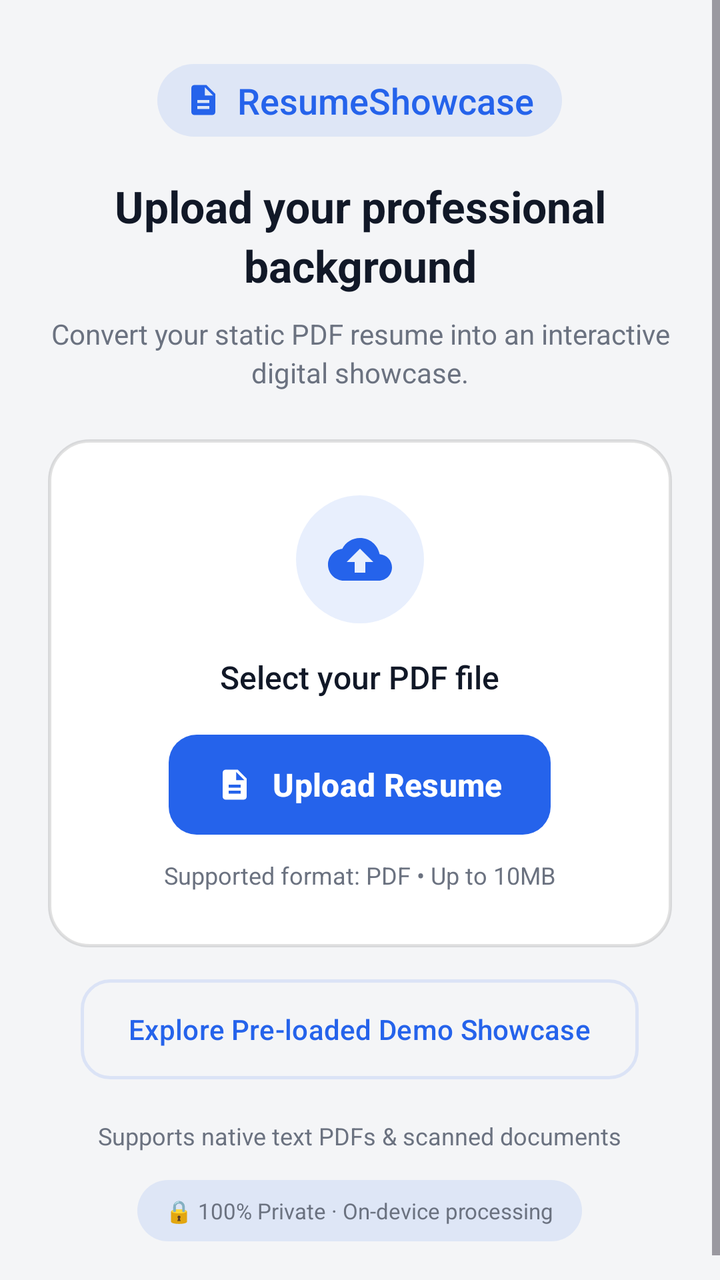
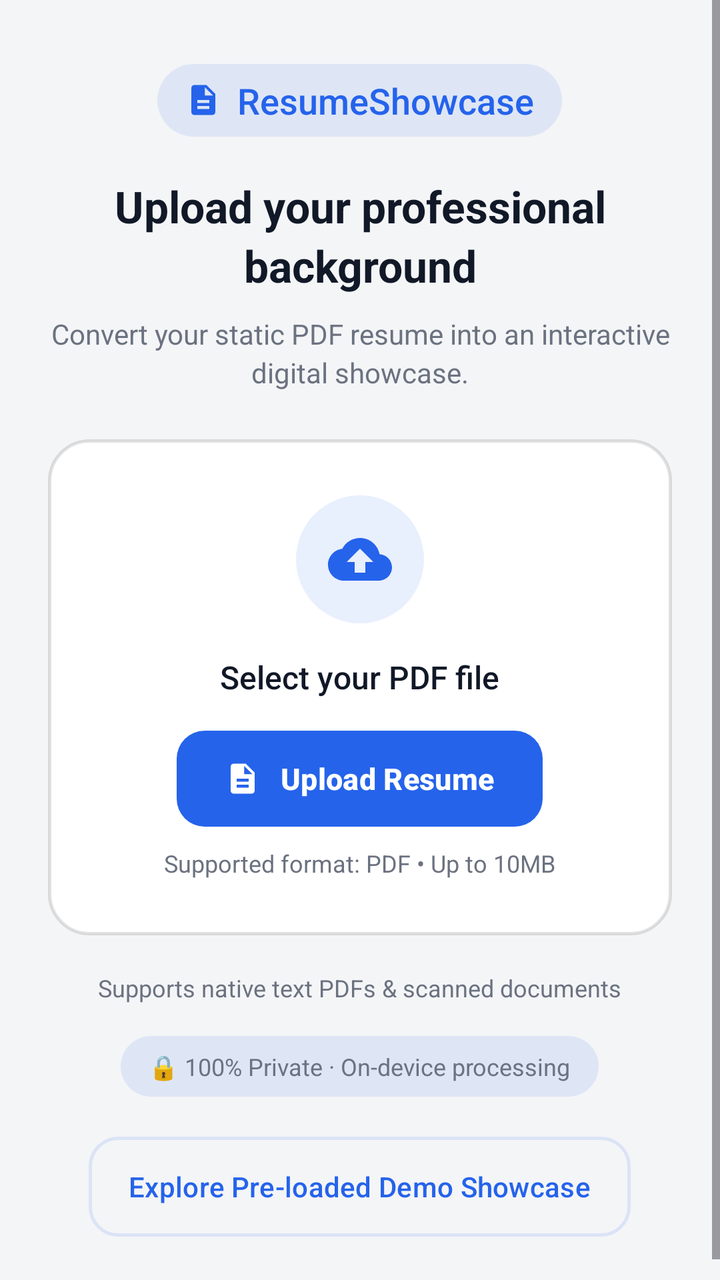

Before-and-after screenshots of an Android layout around one commit, followed by the original layout XML and the change that was made.
<!-- AndroidManifest.xml: application theme Theme.MyApplication -->
<!-- res/layout/layout_cold_start.xml -->
<?xml version="1.0" encoding="utf-8"?>
<ScrollView xmlns:android="http://schemas.android.com/apk/res/android"
    xmlns:app="http://schemas.android.com/apk/res-auto"
    android:id="@+id/scroll_cold_start"
    android:layout_width="match_parent"
    android:layout_height="match_parent"
    android:background="@color/app_background"
    android:fillViewport="true"
    android:overScrollMode="ifContentScrolls">

    
    <LinearLayout
        android:layout_width="match_parent"
        android:layout_height="wrap_content"
        android:gravity="center"
        android:orientation="vertical"
        android:paddingHorizontal="24dp"
        android:paddingVertical="32dp">

        
        <LinearLayout
            android:layout_width="wrap_content"
            android:layout_height="wrap_content"
            android:background="@drawable/bg_pill_badge"
            android:gravity="center_vertical"
            android:orientation="horizontal"
            android:paddingStart="14dp"
            android:paddingTop="6dp"
            android:paddingEnd="14dp"
            android:paddingBottom="6dp">

            <ImageView
                android:layout_width="18dp"
                android:layout_height="18dp"
                android:contentDescription="@null"
                android:src="@drawable/ic_description" />

            <TextView
                android:id="@+id/tv_app_title"
                android:layout_width="wrap_content"
                android:layout_height="wrap_content"
                android:layout_marginStart="8dp"
                android:fontFamily="sans-serif-medium"
                android:text="@string/cold_start_app_title"
                android:textColor="@color/app_primary"
                android:textSize="18sp" />
        </LinearLayout>

        
        <LinearLayout
            android:id="@+id/layout_header"
            android:layout_width="match_parent"
            android:layout_height="wrap_content"
            android:layout_marginTop="20dp"
            android:layout_marginBottom="24dp"
            android:gravity="center"
            android:orientation="vertical">

            
            <TextView
                android:id="@+id/tv_headline"
                android:layout_width="wrap_content"
                android:layout_height="wrap_content"
                android:fontFamily="sans-serif"
                android:gravity="center"
                android:lineSpacingExtra="4dp"
                android:text="@string/cold_start_headline"
                android:textColor="@color/app_text_primary"
                android:textSize="22sp"
                android:textStyle="bold" />

            
            <TextView
                android:id="@+id/tv_subtitle"
                android:layout_width="wrap_content"
                android:layout_height="wrap_content"
                android:layout_marginTop="10dp"
                android:fontFamily="sans-serif"
                android:gravity="center"
                android:lineSpacingExtra="3dp"
                android:maxWidth="340dp"
                android:text="@string/cold_start_subtitle"
                android:textColor="@color/app_text_muted"
                android:textSize="14sp" />
        </LinearLayout>

        
        
        <LinearLayout
            android:id="@+id/card_dropzone"
            android:layout_width="match_parent"
            android:layout_height="wrap_content"
            android:maxWidth="400dp"
            android:background="@drawable/bg_dropzone_card"
            android:clickable="true"
            android:elevation="4dp"
            android:focusable="true"
            android:gravity="center"
            android:orientation="vertical"
            android:outlineProvider="background"
            android:paddingHorizontal="24dp"
            android:paddingVertical="28dp">

            
            <FrameLayout
                android:layout_width="64dp"
                android:layout_height="64dp"
                android:background="@drawable/bg_upload_icon">

                <ImageView
                    android:layout_width="32dp"
                    android:layout_height="32dp"
                    android:layout_gravity="center"
                    android:contentDescription="@null"
                    android:src="@drawable/ic_cloud_upload" />
            </FrameLayout>

            <TextView
                android:id="@+id/tv_dropzone_title"
                android:layout_width="wrap_content"
                android:layout_height="wrap_content"
                android:layout_marginTop="16dp"
                android:fontFamily="sans-serif-medium"
                android:text="@string/cold_start_dropzone_title"
                android:textColor="@color/app_text_primary"
                android:textSize="16sp" />

            
            <com.google.android.material.button.MaterialButton
                android:id="@+id/btn_upload_pdf"
                android:layout_width="wrap_content"
                android:layout_height="50dp"
                android:layout_gravity="center_horizontal"
                android:minHeight="48dp"
                android:minWidth="180dp"
                android:layout_marginTop="18dp"
                android:background="@drawable/bg_button_primary"
                app:backgroundTint="@null"
                app:icon="@drawable/ic_description"
                app:iconTint="@android:color/white"
                app:iconGravity="textStart"
                app:iconPadding="10dp"
                android:fontFamily="sans-serif-medium"
                android:gravity="center"
                android:paddingHorizontal="24dp"
                android:text="@string/cold_start_action_button"
                android:textAllCaps="false"
                android:textColor="#FFFFFF"
                android:textSize="16sp"
                android:textStyle="bold" />

            
            <TextView
                android:id="@+id/tv_file_limit_note"
                android:layout_width="wrap_content"
                android:layout_height="wrap_content"
                android:layout_marginTop="12dp"
                android:fontFamily="sans-serif"
                android:text="@string/cold_start_file_limit"
                android:textColor="@color/app_text_muted"
                android:textSize="12sp" />
        </LinearLayout>

        
        
        <Button
            android:id="@+id/btn_load_demo"
            android:layout_width="wrap_content"
            android:layout_height="50dp"
            android:layout_gravity="center_horizontal"
            android:minHeight="48dp"
            android:layout_marginTop="16dp"
            android:background="@drawable/bg_button_outlined"
            android:drawableStart="@drawable/ic_play"
            android:drawablePadding="10dp"
            android:fontFamily="sans-serif-medium"
            android:gravity="center"
            android:paddingHorizontal="24dp"
            android:text="@string/cold_start_demo_button"
            android:textAllCaps="false"
            android:textColor="@color/app_primary"
            android:textSize="14sp" />

        
        <TextView
            android:id="@+id/tv_format_note"
            android:layout_width="wrap_content"
            android:layout_height="wrap_content"
            android:layout_marginTop="20dp"
            android:fontFamily="sans-serif"
            android:gravity="center"
            android:paddingHorizontal="16dp"
            android:text="@string/cold_start_format_note"
            android:textColor="@color/app_text_muted"
            android:textSize="12sp" />

        
        <LinearLayout
            android:id="@+id/layout_privacy_note"
            android:layout_width="wrap_content"
            android:layout_height="wrap_content"
            android:layout_marginTop="14dp"
            android:background="@drawable/bg_pill_badge"
            android:gravity="center_vertical"
            android:orientation="horizontal"
            android:paddingHorizontal="14dp"
            android:paddingVertical="8dp">

            <TextView
                android:id="@+id/tv_privacy_note"
                android:layout_width="wrap_content"
                android:layout_height="wrap_content"
                android:fontFamily="sans-serif"
                android:text="@string/cold_start_privacy_note"
                android:textColor="@color/app_text_muted"
                android:textSize="11sp" />
        </LinearLayout>

    </LinearLayout>
</ScrollView>
<!-- resources referenced by this layout -->
<resources>
  <color name="app_background">#F4F5F7</color>
  <color name="app_primary">#2563EB</color>
  <color name="app_text_muted">#6B7280</color>
  <color name="app_text_primary">#111827</color>
  <!-- drawable bg_pill_badge (drawable) -->
  <?xml version="1.0" encoding="utf-8"?>
  <shape xmlns:android="http://schemas.android.com/apk/res/android"
      android:shape="rectangle">
      <corners android:radius="20dp" />
      <solid android:color="@color/app_primary_container" />
  </shape>
  <!-- drawable bg_upload_icon (drawable) -->
  <?xml version="1.0" encoding="utf-8"?>
  <shape xmlns:android="http://schemas.android.com/apk/res/android"
      android:shape="oval">
      <solid android:color="@color/app_primary_container" />
  </shape>
  <!-- drawable ic_play (drawable) -->
  <vector xmlns:android="http://schemas.android.com/apk/res/android"
      android:width="24dp"
      android:height="24dp"
      android:viewportWidth="24"
      android:viewportHeight="24">
      <path
          android:fillColor="@color/app_primary"
          android:pathData="M8,5v14l11,-7z" />
  </vector>
  <string name="cold_start_action_button">Upload Resume</string>
  <string name="cold_start_app_title">ResumeShowcase</string>
  <string name="cold_start_demo_button">Explore Pre-loaded Demo Showcase</string>
  <string name="cold_start_dropzone_title">Select your PDF file</string>
  <string name="cold_start_file_limit">Supported format: PDF • Up to 10MB</string>
  <string name="cold_start_format_note">Supports native text PDFs &amp; scanned documents</string>
  <string name="cold_start_headline">Upload your professional background</string>
  <string name="cold_start_privacy_note">🔒 100% Private · On-device processing</string>
  <string name="cold_start_subtitle">Convert your static PDF resume into an interactive digital showcase.</string>
  <color name="app_primary_container">#1A2563EB</color>
  <color name="app_border">#1E000000</color>
  <color name="app_surface">#FFFFFF</color>
  <color name="chip_bg_color">#F0F4F8</color>
  <color name="chip_text_color">#0F172A</color>
  <color name="chip_stroke_color">#CBD5E1</color>
  <style name="AppBottomSheetDialogTheme" parent="Theme.Material3.DayNight.BottomSheetDialog">
          <item name="colorSurfaceContainerLow">@color/app_surface</item>
          <item name="bottomSheetStyle">@style/AppModalBottomSheet</item>
      </style>
  <color name="chip_close_icon_tint">#64748B</color>
  <style name="AppModalBottomSheet" parent="Widget.Material3.BottomSheet.Modal">
          <item name="backgroundTint">@color/app_surface</item>
      </style>
  <!-- unchanged entries left out for length: 7 -->
</resources>

<!-- the commit's change to res/layout/layout_cold_start.xml (unified diff, before → after) -->
@@ -129,11 +129,11 @@
             <com.google.android.material.button.MaterialButton
                 android:id="@+id/btn_upload_pdf"
                 android:layout_width="wrap_content"
-                android:layout_height="50dp"
+                android:layout_height="48dp"
                 android:layout_gravity="center_horizontal"
                 android:minHeight="48dp"
-                android:minWidth="180dp"
-                android:layout_marginTop="18dp"
+                android:minWidth="140dp"
+                android:layout_marginTop="16dp"
                 android:background="@drawable/bg_button_primary"
                 app:backgroundTint="@null"
                 app:icon="@drawable/ic_description"
@@ -146,7 +146,7 @@
                 android:text="@string/cold_start_action_button"
                 android:textAllCaps="false"
                 android:textColor="#FFFFFF"
-                android:textSize="16sp"
+                android:textSize="15sp"
                 android:textStyle="bold" />
 
             
@@ -154,7 +154,7 @@
                 android:id="@+id/tv_file_limit_note"
                 android:layout_width="wrap_content"
                 android:layout_height="wrap_content"
-                android:layout_marginTop="12dp"
+                android:layout_marginTop="10dp"
                 android:fontFamily="sans-serif"
                 android:text="@string/cold_start_file_limit"
                 android:textColor="@color/app_text_muted"
@@ -162,31 +162,11 @@
         </LinearLayout>
 
         
-        
-        <Button
-            android:id="@+id/btn_load_demo"
-            android:layout_width="wrap_content"
-            android:layout_height="50dp"
-            android:layout_gravity="center_horizontal"
-            android:minHeight="48dp"
-            android:layout_marginTop="16dp"
-            android:background="@drawable/bg_button_outlined"
-            android:drawableStart="@drawable/ic_play"
-            android:drawablePadding="10dp"
-            android:fontFamily="sans-serif-medium"
-            android:gravity="center"
-            android:paddingHorizontal="24dp"
-            android:text="@string/cold_start_demo_button"
-            android:textAllCaps="false"
-            android:textColor="@color/app_primary"
-            android:textSize="14sp" />
-
-        
         <TextView
             android:id="@+id/tv_format_note"
             android:layout_width="wrap_content"
             android:layout_height="wrap_content"
-            android:layout_marginTop="20dp"
+            android:layout_marginTop="18dp"
             android:fontFamily="sans-serif"
             android:gravity="center"
             android:paddingHorizontal="16dp"
@@ -199,12 +179,12 @@
             android:id="@+id/layout_privacy_note"
             android:layout_width="wrap_content"
             android:layout_height="wrap_content"
-            android:layout_marginTop="14dp"
+            android:layout_marginTop="16dp"
             android:background="@drawable/bg_pill_badge"
             android:gravity="center_vertical"
             android:orientation="horizontal"
             android:paddingHorizontal="14dp"
-            android:paddingVertical="8dp">
+            android:paddingVertical="7dp">
 
             <TextView
                 android:id="@+id/tv_privacy_note"
@@ -213,8 +193,80 @@
                 android:fontFamily="sans-serif"
                 android:text="@string/cold_start_privacy_note"
                 android:textColor="@color/app_text_muted"
-                android:textSize="11sp" />
-        </LinearLayout>
+                android:textSize="12sp" />
+        </LinearLayout>
+
+        
+        <FrameLayout
+            android:id="@+id/container_cold_start_actions"
+            android:layout_width="match_parent"
+            android:layout_height="wrap_content"
+            android:layout_marginTop="20dp">
+
+            
+            <Button
+                android:id="@+id/btn_load_demo"
+                android:layout_width="wrap_content"
+                android:layout_height="50dp"
+                android:layout_gravity="center_horizontal"
+                android:minHeight="48dp"
+                android:background="@drawable/bg_button_outlined"
+                android:drawableStart="@drawable/ic_play"
+                android:drawablePadding="8dp"
+                android:fontFamily="sans-serif-medium"
+                android:gravity="center"
+                android:paddingHorizontal="20dp"
+                android:text="@string/cold_start_demo_button"
+                android:textAllCaps="false"
+                android:textColor="@color/app_primary"
+                android:textSize="14sp" />
+
+            
+            <LinearLayout
+                android:id="@+id/layout_active_showcase_actions"
+                android:layout_width="match_parent"
+                android:layout_height="wrap_content"
+                android:gravity="center"
+                android:orientation="vertical"
+                android:visibility="gone">
+
+                
+                <com.google.android.material.button.MaterialButton
+                    android:id="@+id/btn_view_active_visualizer"
+                    android:layout_width="match_parent"
+                    android:maxWidth="340dp"
+                    android:layout_height="50dp"
+                    android:minHeight="48dp"
+                    android:background="@drawable/bg_button_primary"
+                    app:backgroundTint="@null"
+                    app:icon="@drawable/ic_visibility"
+                    app:iconGravity="textStart"
+                    app:iconPadding="8dp"
+                    android:fontFamily="sans-serif-medium"
+                    android:text="@string/btn_view_visualizer"
+                    android:textAllCaps="false"
+                    android:textColor="#FFFFFF"
+                    android:textSize="15sp"
+                    android:textStyle="bold" />
+
+                
+                <Button
+                    android:id="@+id/btn_show_active_qr"
+                    android:layout_width="match_parent"
+                    android:maxWidth="340dp"
+                    android:layout_height="50dp"
+                    android:minHeight="48dp"
+                    android:layout_marginTop="10dp"
+                    android:background="@drawable/bg_button_outlined"
+                    android:drawableStart="@drawable/ic_qr_code"
+                    android:drawablePadding="8dp"
+                    android:fontFamily="sans-serif-medium"
+                    android:text="@string/btn_show_qr_code"
+                    android:textAllCaps="false"
+                    android:textColor="@color/app_primary"
+                    android:textSize="14sp" />
+            </LinearLayout>
+        </FrameLayout>
 
     </LinearLayout>
 </ScrollView>
<!-- resource entries referenced after the edit -->
@@ -27,6 +27,28 @@
           android:fillColor="@color/app_primary"
           android:pathData="M8,5v14l11,-7z" />
   </vector>
+  <!-- drawable ic_qr_code (drawable) -->
+  <vector xmlns:android="http://schemas.android.com/apk/res/android"
+      android:width="24dp"
+      android:height="24dp"
+      android:viewportWidth="24"
+      android:viewportHeight="24">
+      <path
+          android:fillColor="@color/app_primary"
+          android:pathData="M3,3h8v8H3V3zm2,2v4h4V5H5zm8,-2h8v8h-8V3zm2,2v4h4V5h-4zM3,13h8v8H3v-8zm2,2v4h4v-4H5zm13,-2h3v2h-3v-2zm-5,0h3v5h-3v-5zm3,3h2v2h-2v-2zm2,2h3v3h-3v-3zm-2,3h2v2h-2v-2zm3,-5h2v2h-2v-2zm-8,3h3v2h-3v-2zm3,0h2v3h-2v-3z"/>
+  </vector>
+  <!-- drawable ic_visibility (drawable) -->
+  <vector xmlns:android="http://schemas.android.com/apk/res/android"
+      android:width="24dp"
+      android:height="24dp"
+      android:viewportWidth="24"
+      android:viewportHeight="24">
+      <path
+          android:fillColor="#FFFFFFFF"
+          android:pathData="M12,4.5C7,4.5 2.73,7.61 1,12c1.73,4.39 6,7.5 11,7.5s9.27,-3.11 11,-7.5c-1.73,-4.39 -6,-7.5 -11,-7.5zM12,17c-2.76,0 -5,-2.24 -5,-5s2.24,-5 5,-5 5,2.24 5,5 -2.24,5 -5,5zM12,9c-1.66,0 -3,1.34 -3,3s1.34,3 3,3 3,-1.34 3,-3 -1.34,-3 -3,-3z"/>
+  </vector>
+  <string name="btn_show_qr_code">Show QR Code</string>
+  <string name="btn_view_visualizer">View Visualizer</string>
   <string name="cold_start_action_button">Upload Resume</string>
   <string name="cold_start_app_title">ResumeShowcase</string>
   <string name="cold_start_demo_button">Explore Pre-loaded Demo Showcase</string>
